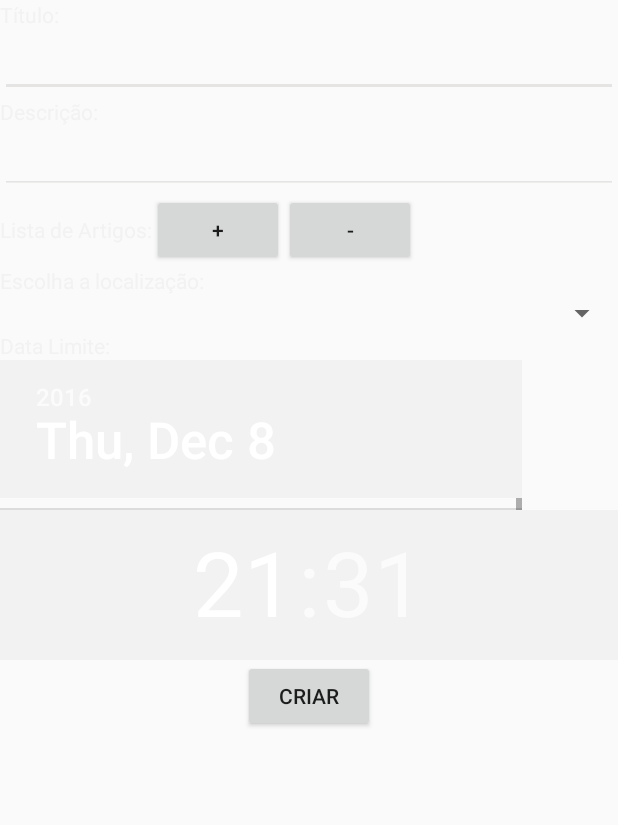
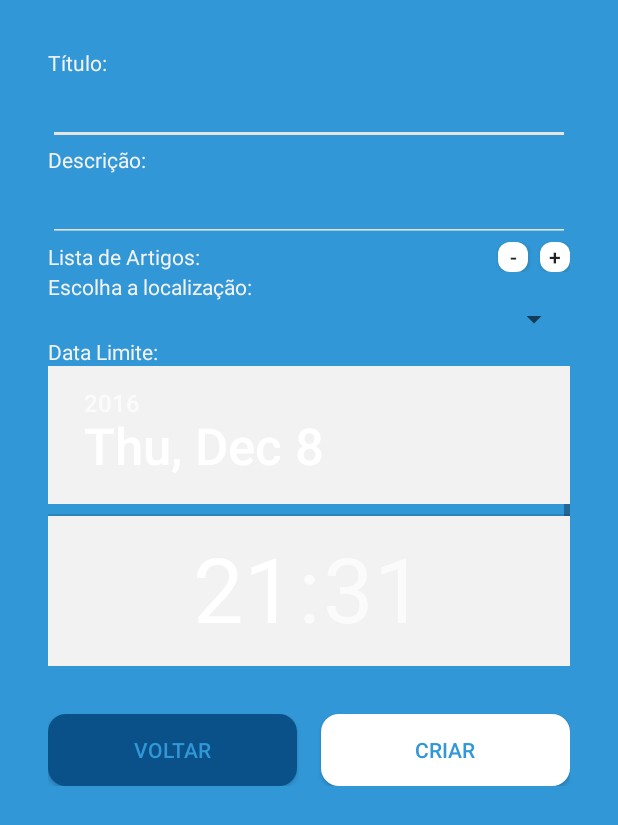
Before and after one commit to DCoelhoM/PGI-Project, an Android app: the CreateRequestActivity screen opened directly, with no data from a screen before it, on a phone screen of 412 x 824 dp. Shown: the top 825 px of the screen. Run offline under Robolectric (Android 15) with nearby library versions, the light colour scheme and no system bars.

Commit message:
Create Request done and working

```diff
--- a/Helpie/app/src/main/AndroidManifest.xml
+++ b/Helpie/app/src/main/AndroidManifest.xml
@@ -21,7 +21,8 @@
         <activity android:name=".RegisterActivity" />
         <activity android:name=".MainMenuActivity" />
         <activity android:name=".RequestsMenuActivity" />
-        <activity android:name=".CreateRequestActivity"></activity>
+        <activity android:name=".CreateRequestActivity" />
+        <activity android:name=".NearbyRequestsActivity"></activity>
     </application>
 
 </manifest>
--- a/Helpie/app/src/main/java/com/helpie/helpie/MainActivity.java
+++ b/Helpie/app/src/main/java/com/helpie/helpie/MainActivity.java
@@ -75,7 +75,6 @@ public class MainActivity extends AppCompatActivity {
             StrictMode.setThreadPolicy(policy);
             API l = new API();
             String result = l.userLogin(email, pw);
-            Toast.makeText(getApplicationContext(), result, Toast.LENGTH_LONG).show();
             JSONObject obj = null;
             try {
                 obj = new JSONObject(result);
--- a/Helpie/app/src/main/java/com/helpie/helpie/RequestsMenuActivity.java
+++ b/Helpie/app/src/main/java/com/helpie/helpie/RequestsMenuActivity.java
@@ -35,7 +35,7 @@ public class RequestsMenuActivity extends AppCompatActivity {
         nearbyrequests.setOnClickListener(new View.OnClickListener() {
             @Override
             public void onClick(View v) {
-                Intent intent = new Intent(RequestsMenuActivity.this, MainMenuActivity.class);
+                Intent intent = new Intent(RequestsMenuActivity.this, NearbyRequestsActivity.class);
                 startActivity(intent);
                 finish();
             }
--- /dev/null
+++ b/Helpie/app/src/main/res/drawable/rounded_itemlist_button.xml
@@ -0,0 +1,8 @@
+<?xml version="1.0" encoding="utf-8"?>
+<shape xmlns:android="http://schemas.android.com/apk/res/android"
+    android:shape="rectangle">
+
+    <corners android:radius="8dp"/> // if you want clear round shape then make radius size is half of your  button`s height.
+    <solid android:color="#FFFFFF"/> // Button Colour
+
+</shape>
--- a/Helpie/app/src/main/res/layout/activity_create_request.xml
+++ b/Helpie/app/src/main/res/layout/activity_create_request.xml
@@ -8,14 +8,20 @@
     tools:context="com.helpie.helpie.CreateRequestActivity">
     <ScrollView
         android:layout_width="match_parent"
-        android:layout_height="match_parent">
+        android:layout_height="match_parent"
+        android:background="#3197d6">
 
         <LinearLayout
             android:orientation="vertical"
             android:layout_width="match_parent"
             android:layout_height="wrap_content"
             android:layout_alignParentTop="true"
-            android:layout_centerHorizontal="true">
+            android:layout_centerHorizontal="true"
+
+            android:paddingLeft="32dp"
+            android:paddingRight="32dp"
+            android:paddingTop="32dp"
+            android:paddingBottom="32dp">
 
             <TextView
                 android:layout_width="wrap_content"
@@ -47,44 +53,45 @@
                 android:backgroundTint="#e5e4e2"
                 android:textColor="#f2f2f2" />
 
-            <LinearLayout
-                android:orientation="horizontal"
+            <RelativeLayout
                 android:layout_width="match_parent"
-                android:layout_height="match_parent">
+                android:layout_height="wrap_content">
 
                 <TextView
                     android:layout_width="wrap_content"
                     android:layout_height="wrap_content"
                     android:text="Lista de Artigos:"
                     android:textColor="#f2f2f2"
-                    android:id="@+id/list_textView" />
+                    android:id="@+id/list_textView"
+                    android:layout_alignParentLeft="true"
+                    android:layout_alignParentTop="true"/>
 
                 <Button
-                    android:layout_width="wrap_content"
-                    android:layout_height="wrap_content"
+                    android:layout_width="20dp"
+                    android:layout_height="20dp"
+                    android:background="@drawable/rounded_itemlist_button"
+                    android:text="-"
+                    android:layout_marginRight="28dp"
+                    android:id="@+id/minus"
+                    android:layout_alignParentRight="true"
+                    android:layout_alignParentTop="true" />
+
+                <Button
+                    android:layout_width="20dp"
+                    android:layout_height="20dp"
+                    android:background="@drawable/rounded_itemlist_button"
                     android:text="+"
                     android:id="@+id/plus"
-                    android:layout_gravity="center_horizontal"
-                    android:layout_alignParentBottom="true"
                     android:layout_alignParentRight="true"
-                    android:layout_alignParentEnd="true" />
+                    android:layout_alignParentTop="true"/>
 
-                <Button
-                    android:layout_width="wrap_content"
-                    android:layout_height="wrap_content"
-                    android:text="-"
-                    android:id="@+id/minus"
-                    android:layout_alignParentBottom="true"
-                    android:layout_alignParentLeft="true"
-                    android:layout_alignParentStart="true" />
-
-            </LinearLayout>
+            </RelativeLayout>
 
 
             <LinearLayout
                 android:orientation="vertical"
                 android:layout_width="match_parent"
-                android:layout_height="match_parent"
+                android:layout_height="wrap_content"
                 android:id="@+id/v_layout">
             </LinearLayout>
 
@@ -120,14 +127,33 @@
                 android:layout_height="100dp"
                 android:id="@+id/timePicker" />
 
-            <Button
-                android:layout_width="wrap_content"
-                android:layout_height="wrap_content"
-                android:text="Criar"
-                android:id="@+id/create"
-                android:layout_gravity="center_horizontal"
-                android:layout_alignParentBottom="true"
-                android:layout_centerHorizontal="true" />
+            <LinearLayout
+                android:orientation="horizontal"
+                android:layout_width="match_parent"
+                android:layout_height="match_parent"
+                android:layout_marginTop="32dp"
+                android:layout_marginBottom="32dp"
+                android:layout_gravity="center_horizontal">
+                <Button
+                    android:layout_width="0.0dip"
+                    android:layout_height="fill_parent"
+                    android:text="Voltar"
+                    android:textColor="#3197d6"
+                    android:id="@+id/back"
+                    android:background="@drawable/rounded_blue_button"
+                    android:layout_weight="1"
+                    android:layout_marginRight="8dp" />
+                <Button
+                    android:layout_width="0.0dip"
+                    android:layout_height="fill_parent"
+                    android:text="Criar"
+                    android:textColor="#3197d6"
+                    android:id="@+id/create"
+                    android:background="@drawable/rounded_white_button"
+                    android:layout_weight="1"
+                    android:layout_marginLeft="8dp"/>
+
+            </LinearLayout>
 
         </LinearLayout>
     </ScrollView>
```
Also changed, not shown: Helpie/app/src/main/java/com/helpie/helpie/CreateRequestActivity.java (+5 -2 lines), Helpie/app/src/main/java/com/helpie/helpie/NearbyRequestsActivity.java (added, +13 -0 lines), Helpie/app/src/main/res/layout/activity_main.xml (+11 -10 lines), Helpie/app/src/main/res/layout/activity_nearby_requests.xml (added, +13 -0 lines), Helpie/app/src/main/res/layout/activity_register.xml (+12 -10 lines).
